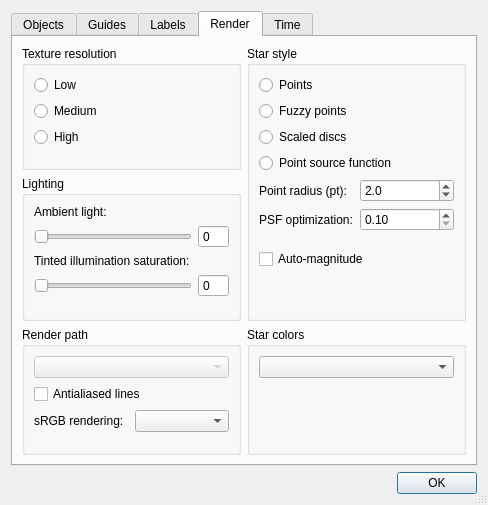
This is src/celestia/qt/preferences.ui in CelestiaProject/Celestia as Qt 5 draws it before an edit. The edited form follows.
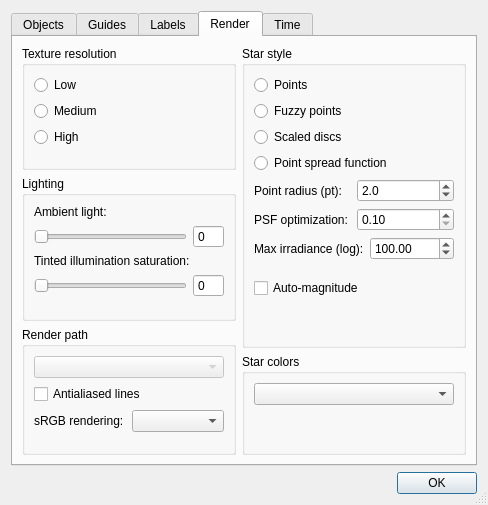
This is the edited form. The open tabs and pages were chosen to show the change.

Commit message:
PSF: rename to Point Spread Function and add StarMaxIrradiance soft-clip
- Rename StarStyle::PointSourceFunction to PointSpreadFunction across
  enum, UI strings, cfg comments, and shader headers (per author).
- Add StarMaxIrradiance config (default 100.0, 0 disables) plumbed
  through configfile, Renderer, Qt/SDL/Win32 frontends and Qt prefs UI.
- Apply CSR.py brightness_rescaler before computing Spencer glow size
  so bright stars / high FaintestMag no longer produce runaway bloom
  and optimization stops appearing to brighten the glow.

Patch:
```diff
--- a/src/celestia/qt/preferences.ui
+++ b/src/celestia/qt/preferences.ui
@@ -1082,7 +1082,7 @@
             <item>
              <widget class="QRadioButton" name="psfStarsButton">
               <property name="text">
-               <string>Point source function</string>
+               <string>Point spread function</string>
               </property>
              </widget>
             </item>
@@ -1147,7 +1147,41 @@
              </layout>
             </item>
             <item>
-             <spacer name="verticalSpacer_15">
+            <layout class="QHBoxLayout" name="horizontalLayout_psfMaxIrr">
+             <item>
+              <widget class="QLabel" name="psfMaxIrradianceLabel">
+               <property name="text">
+                <string>Max irradiance (log):</string>
+               </property>
+              </widget>
+             </item>
+             <item>
+              <widget class="QDoubleSpinBox" name="psfMaxIrradianceSpinBox">
+               <property name="toolTip">
+                <string>Soft-clip on per-star peak radiance. 0 = disabled.
+Stepped in factors of 10. Valid range: 1.0 to 1.0e6.</string>
+               </property>
+               <property name="decimals">
+                <number>2</number>
+               </property>
+               <property name="minimum">
+                <double>0.000000000000000</double>
+               </property>
+               <property name="maximum">
+                <double>1000000.000000000000000</double>
+               </property>
+               <property name="singleStep">
+                <double>10.000000000000000</double>
+               </property>
+               <property name="value">
+                <double>100.000000000000000</double>
+               </property>
+              </widget>
+             </item>
+            </layout>
+            </item>
+            <item>
+            <spacer name="verticalSpacer_15">
               <property name="orientation">
                <enum>Qt::Vertical</enum>
               </property>
```
The commit also changes 21 other files.
